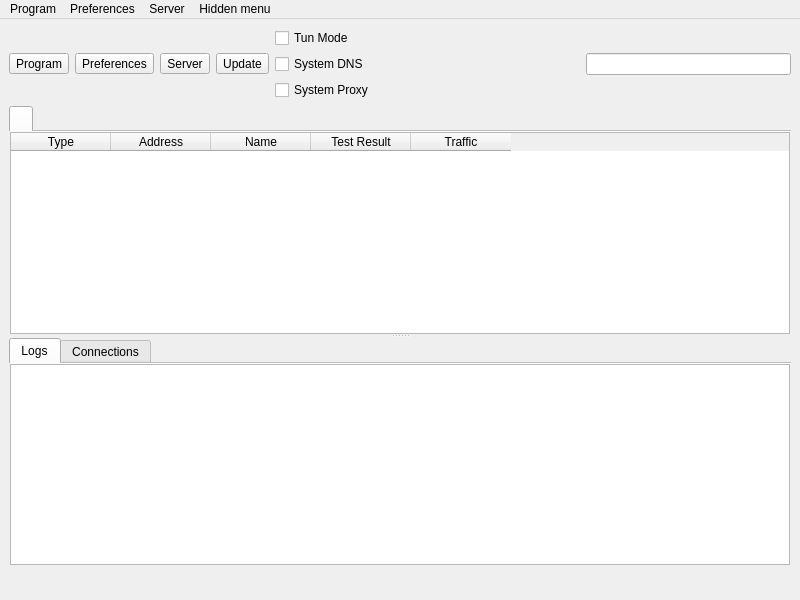
Old version of the form include/ui/mainwindow.ui in the repository mipselqq/waterdisco.
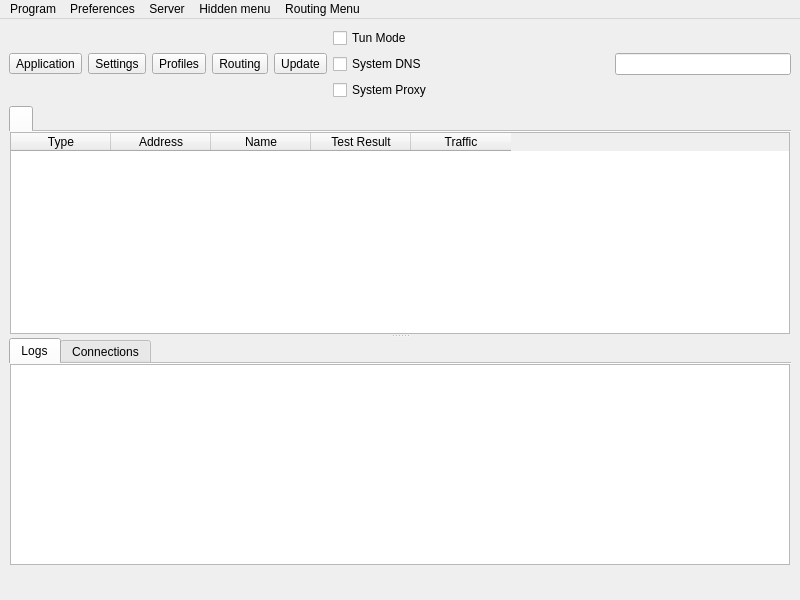
New version of the form. Icons and pictures are not drawn. Custom widgets are drawn as their Qt base class.

Commit message: add routing button

Diff of the .ui file:
```diff
--- a/include/ui/mainwindow.ui
+++ b/include/ui/mainwindow.ui
@@ -26,7 +26,7 @@
       <item>
        <widget class="QToolButton" name="toolButton_program">
         <property name="text">
-         <string>Program</string>
+         <string>Application</string>
         </property>
         <property name="icon">
          <iconset theme="b-system-run"/>
@@ -48,7 +48,7 @@
       <item>
        <widget class="QToolButton" name="toolButton_preferences">
         <property name="text">
-         <string>Preferences</string>
+         <string>Settings</string>
         </property>
         <property name="icon">
          <iconset theme="b-preferences"/>
@@ -70,7 +70,7 @@
       <item>
        <widget class="QToolButton" name="toolButton_server">
         <property name="text">
-         <string>Server</string>
+         <string>Profiles</string>
         </property>
         <property name="icon">
          <iconset theme="b-network-server"/>
@@ -89,6 +89,28 @@
         </property>
        </widget>
       </item>
+      <item>
+       <widget class="QToolButton" name="toolButton_routing">
+        <property name="text">
+         <string>Routing</string>
+        </property>
+        <property name="icon">
+         <iconset theme="b-network-routing"/>
+        </property>
+        <property name="iconSize">
+         <size>
+          <width>24</width>
+          <height>24</height>
+         </size>
+        </property>
+        <property name="popupMode">
+         <enum>QToolButton::ToolButtonPopupMode::InstantPopup</enum>
+        </property>
+        <property name="toolButtonStyle">
+         <enum>Qt::ToolButtonStyle::ToolButtonTextUnderIcon</enum>
+        </property>
+       </widget>
+      </item>
       <item>
        <widget class="QToolButton" name="toolButton_update">
         <property name="text">
@@ -563,10 +585,16 @@
     <addaction name="menu_clear_test_result"/>
     <addaction name="menu_delete_repeat"/>
    </widget>
+   <widget class="QMenu" name="menuRouting_Menu">
+    <property name="title">
+     <string>Routing Menu</string>
+    </property>
+   </widget>
    <addaction name="menu_program"/>
    <addaction name="menu_preferences"/>
    <addaction name="menu_server"/>
    <addaction name="menuHidden_menu"/>
+   <addaction name="menuRouting_Menu"/>
   </widget>
   <action name="menu_exit">
    <property name="text">
```
Left out of the diff: 6 changed lines with no effect on the pictures. The commit also changes 3 other files.
